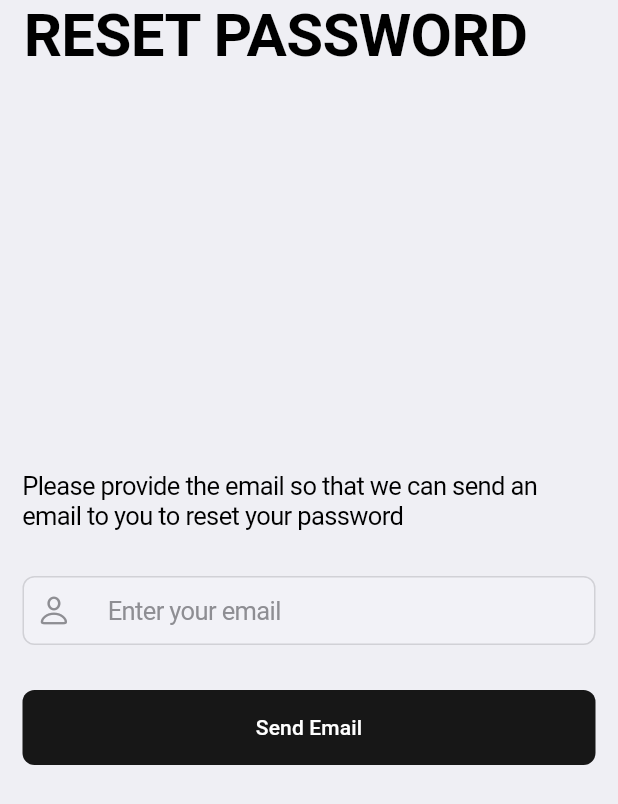
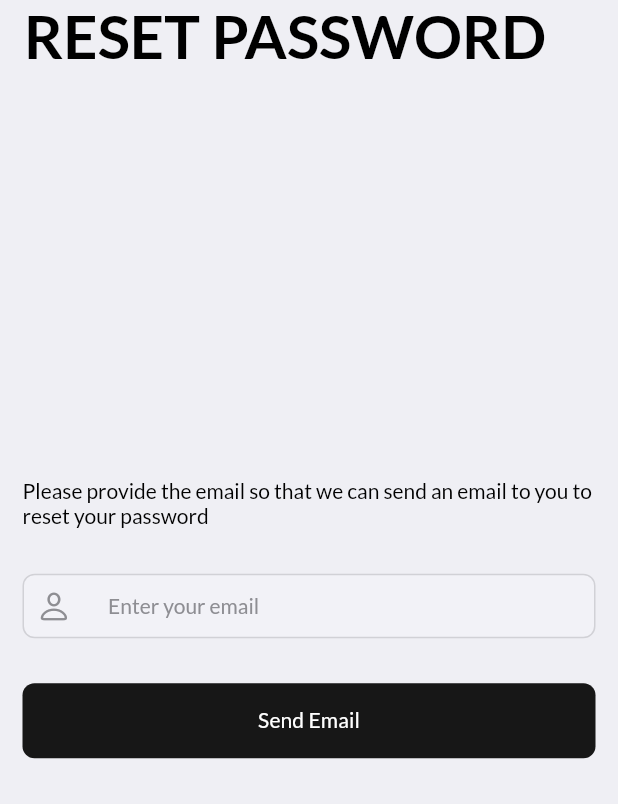
Before and after one commit to Jayakrishnan-manoj/Contineu-task, a Flutter app: the screen it shows after launch, after a tap on "Forgot Password?", on a phone screen of 412 x 824 dp. Shown: the top 804 px of the screen. Run offline on Flutter 3.47's test engine with Material 3 defaults, Android fonts, the phone set to English and light mode, and no system bars; our stand-ins replace cloud_firestore, firebase_auth, firebase_core, shared_preferences; accounts and stored records are empty.

Commit message:
new: fonts and ui additions

```diff
--- a/lib/main.dart
+++ b/lib/main.dart
@@ -57,6 +57,7 @@ class _MyAppState extends State<MyApp> {
     return CupertinoApp(
         debugShowCheckedModeBanner: false,
         title: "Cupertino",
+
         theme: themeProvider.isDarkTheme
             ? ThemeProvider.darkAppTheme
             : ThemeProvider.lightAppTheme,
--- a/lib/provider/theme_provider.dart
+++ b/lib/provider/theme_provider.dart
@@ -17,7 +17,7 @@ class ThemeProvider extends ChangeNotifier {
   //   return prefs.getBool("isDarkTheme") ?? false;
   // }
 
-    // Load theme from SharedPreferences
+  // Load theme from SharedPreferences
   Future<void> loadTheme() async {
     SharedPreferences prefs = await SharedPreferences.getInstance();
     _isDarkTheme = prefs.getBool("isDarkTheme") ?? false;
@@ -32,13 +32,15 @@ class ThemeProvider extends ChangeNotifier {
     notifyListeners();
   }
 
-
   static final lightAppTheme = CupertinoThemeData(
     brightness: Brightness.light,
     primaryColor: CupertinoColors.systemBlue,
     barBackgroundColor: CupertinoColors.systemGrey6,
     scaffoldBackgroundColor: CupertinoColors.extraLightBackgroundGray,
-    textTheme: CupertinoTextThemeData(primaryColor: CupertinoColors.black),
+    textTheme: CupertinoTextThemeData(
+      primaryColor: CupertinoColors.black,
+      textStyle: TextStyle(fontFamily: "Lato", color: CupertinoColors.black),
+    ),
   );
 
   static final darkAppTheme = CupertinoThemeData(
@@ -46,6 +48,12 @@ class ThemeProvider extends ChangeNotifier {
     primaryColor: CupertinoColors.systemBlue,
     barBackgroundColor: CupertinoColors.black,
     scaffoldBackgroundColor: Colors.black54,
-    textTheme: CupertinoTextThemeData(primaryColor: CupertinoColors.white),
+    textTheme: CupertinoTextThemeData(
+      primaryColor: CupertinoColors.white,
+      textStyle: TextStyle(
+        fontFamily: "Lato",
+        color: CupertinoColors.white,
+      ),
+    ),
   );
 }
--- a/lib/screens/auth/forgot_password_screen.dart
+++ b/lib/screens/auth/forgot_password_screen.dart
@@ -16,7 +16,11 @@ class ResetPasswordScreen extends StatelessWidget {
         border: null,
         leading: Text(
           "RESET PASSWORD",
-          style: TextStyle(fontSize: 40, fontWeight: FontWeight.bold),
+          style: TextStyle(
+            fontSize: 40,
+            fontWeight: FontWeight.bold,
+            fontFamily: "Lato",
+          ),
         ),
       ),
       child: Padding(
@@ -26,7 +30,11 @@ class ResetPasswordScreen extends StatelessWidget {
             crossAxisAlignment: CrossAxisAlignment.center,
             children: [
               Text(
-                  "Please provide the email so that we can send an email to you to reset your password"),
+                "Please provide the email so that we can send an email to you to reset your password",
+                style: TextStyle(
+                  fontFamily: "Lato",
+                ),
+              ),
               SizedBox(
                 height: 30,
               ),
@@ -34,7 +42,9 @@ class ResetPasswordScreen extends StatelessWidget {
                 controller: _emailController,
                 hintText: "Enter your email",
               ),
-              SizedBox(height: 30,),
+              SizedBox(
+                height: 30,
+              ),
               SizedBox(
                 width: MediaQuery.sizeOf(context).width,
                 height: 50,
@@ -58,7 +68,12 @@ class ResetPasswordScreen extends StatelessWidget {
                       ),
                     ),
                   ),
-                  child: Text("Send Email"),
+                  child: Text(
+                    "Send Email",
+                    style: TextStyle(
+                      fontFamily: "Lato",
+                    ),
+                  ),
                 ),
               ),
             ]),
--- a/lib/screens/auth/login_screen.dart
+++ b/lib/screens/auth/login_screen.dart
@@ -30,7 +30,11 @@ class _LoginScreenState extends State<LoginScreen> {
         border: null,
         leading: Text(
           "LOGIN",
-          style: TextStyle(fontSize: 40, fontWeight: FontWeight.bold),
+          style: TextStyle(
+            fontSize: 40,
+            fontWeight: FontWeight.bold,
+            fontFamily: "Lato",
+          ),
         ),
       ),
       child: Padding(
@@ -81,7 +85,8 @@ class _LoginScreenState extends State<LoginScreen> {
                           textAlign: TextAlign.start,
                           style: TextStyle(
                             fontSize: 14,
-                            color: CupertinoColors.systemIndigo,
+                            color: CupertinoColors.systemBlue,
+                            fontFamily: "Lato",
                             decoration: TextDecoration.underline,
                           ),
                         ),
@@ -126,7 +131,12 @@ class _LoginScreenState extends State<LoginScreen> {
                               ),
                             ),
                           ),
-                          child: Text("Login"),
+                          child: Text(
+                            "Login",
+                            style: TextStyle(
+                              fontFamily: "Lato",
+                            ),
+                          ),
                         ),
                       ),
                       SizedBox(
@@ -148,9 +158,11 @@ class _LoginScreenState extends State<LoginScreen> {
                                   },
                                 text: 'Create an account',
                                 style: TextStyle(
-                                    color: CupertinoColors.systemIndigo,
-                                    fontWeight: FontWeight.bold,
-                                    decoration: TextDecoration.underline),
+                                  color: CupertinoColors.systemBlue,
+                                  fontWeight: FontWeight.bold,
+                                  decoration: TextDecoration.underline,
+                                  fontFamily: "Lato",
+                                ),
                               )
                             ])),
                       ),
--- a/lib/screens/settings_screen.dart
+++ b/lib/screens/settings_screen.dart
@@ -24,7 +24,7 @@ class _SettingsScreenState extends State<SettingsScreen> {
         border: null,
         middle: Text(
           "Settings",
-          style: TextStyle(fontSize: 32),
+          style: TextStyle(fontSize: 32,fontFamily: "Lato",),
         ),
       ),
       child: SafeArea(
--- a/lib/widgets/custom_textfield.dart
+++ b/lib/widgets/custom_textfield.dart
@@ -41,7 +41,10 @@ class _CustomCupertinoTextFieldState extends State<CustomCupertinoTextField> {
       keyboardType: widget.keyboardType,
       padding: const EdgeInsets.symmetric(horizontal: 16, vertical: 12),
       placeholder: widget.hintText,
-      placeholderStyle: TextStyle(color: CupertinoColors.systemGrey),
+      placeholderStyle: TextStyle(
+        color: CupertinoColors.systemGrey,
+        fontFamily: "Lato",
+      ),
       clearButtonMode: OverlayVisibilityMode.editing,
       suffix: widget.isPassword
           ? GestureDetector(
```
Also changed, not shown: lib/helpers/helpers.dart (added, +30 -0 lines), lib/screens/add_todo_screen.dart (+6 -2 lines), lib/screens/auth/create_account_screen.dart (+6 -4 lines), lib/screens/home_screen.dart (+11 -2 lines), lib/widgets/custom_listtile.dart (+15 -5 lines), pubspec.yaml (+7 -4 lines), assets/fonts/Lato-Black.ttf (added), assets/fonts/Lato-Bold.ttf (added), assets/fonts/Lato-Regular.ttf (added), assets/fonts/Lato-Thin.ttf (added).
